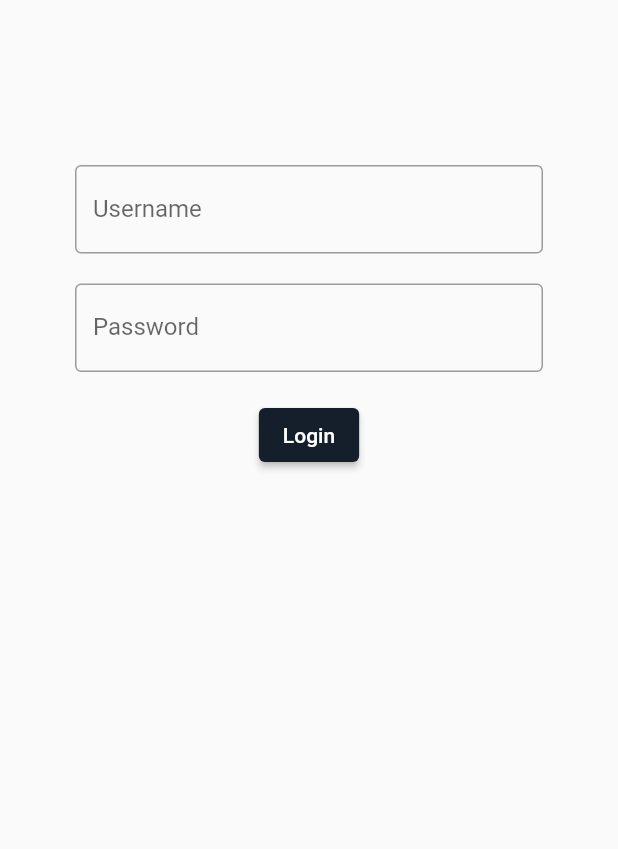
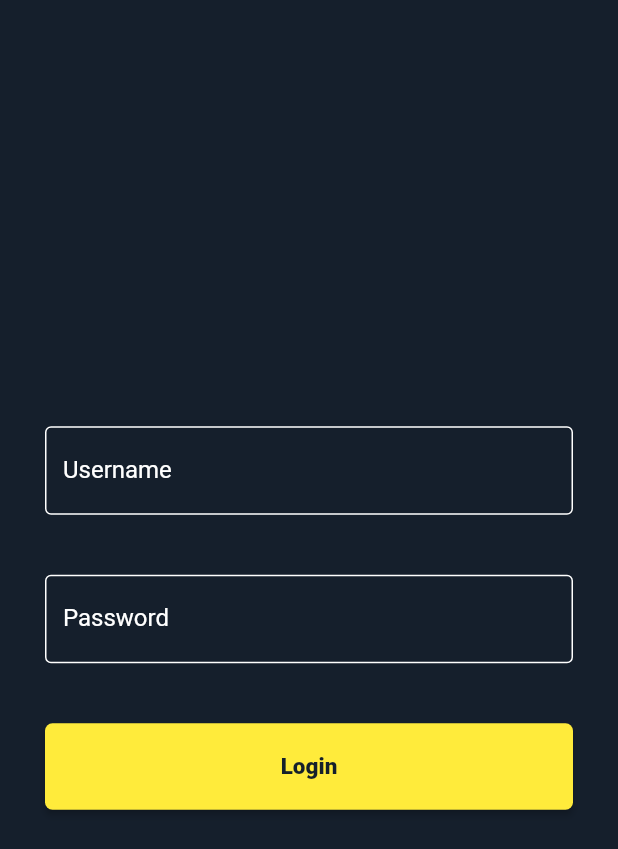
Before and after one commit to DamiduShalinda/loanManagmentApp, a Flutter app: the screen it shows after launch, after a tap on "Login", on a phone screen of 412 x 824 dp. Shown: the top 849 px of the screen. Run offline on Flutter 3.47's test engine with Material 2 defaults, Android fonts, the phone set to English and light mode, and no system bars; our stand-ins replace flutter_secure_storage, flutter_svg, get, google_nav_bar, jwt_decoder, shared_preferences; network calls fail.

Commit message:
doing some changes to login

```diff
--- a/lib/Pages/staff/login.dart
+++ b/lib/Pages/staff/login.dart
@@ -1,5 +1,6 @@
 import 'package:flutter/foundation.dart';
 import 'package:flutter/material.dart';
+import 'package:flutter_svg/flutter_svg.dart';
 import 'package:get/get.dart';
 import 'package:loan_managment_app/Apis/logincontroller.dart';
 
@@ -13,52 +14,130 @@ class Login extends StatefulWidget {
 class _LoginState extends State<Login> {
 
   LogInController logInController = Get.put(LogInController());
+  final String assetName = 'assets/logo.svg';
+  final _formKey = GlobalKey<FormState>();
+
   @override
   Widget build(BuildContext context) {
     return  Scaffold(
+      backgroundColor: const Color.fromARGB(255, 21, 31, 44)	,
+      resizeToAvoidBottomInset: false,
+      body:  Column(
+        mainAxisAlignment: MainAxisAlignment.center,
+        children: [
+          // SvgPicture.asset(
+          //   assetName,
+          //   colorFilter: const ColorFilter.mode(Colors.yellow, BlendMode.srcIn),
+          //   semanticsLabel: 'A red up arrow',
+          //   width: 150,
+          //   height: 150,
+          //   ),
+          // SizedBox(
+          //   height: MediaQuery.of(context).size.height * 0.05,
+          // ),
 
-      resizeToAvoidBottomInset: false,
-      body:  Padding(
-        padding: const EdgeInsets.only(top: 100, left: 40, right: 40),
-        child: Column(
-          children: [
-             Padding(
-               padding: const EdgeInsets.all(10.0),
+           Padding(
+             padding: const EdgeInsets.symmetric(vertical: 20.0 , horizontal: 30.0),
+             child: Theme(
+                data: ThemeData(
+                  inputDecorationTheme: const InputDecorationTheme(
+                    labelStyle: TextStyle(color: Colors.white),
+                    border: OutlineInputBorder(
+                      borderSide: BorderSide(color: Colors.white)
+                    ),
+                    enabledBorder: OutlineInputBorder(
+                      borderSide: BorderSide(color: Colors.white)
+                    ),
+                    focusedBorder: OutlineInputBorder(
+                      borderSide: BorderSide(color: Colors.white)
+                    ),
+
+                  )
+                ),
                child: TextField(
                 controller: logInController.usernameController,
+                style: const TextStyle(color: Colors.white),
                 decoration: const InputDecoration(
                   border: OutlineInputBorder(),
                   labelText: 'Username'
                 ),
                          ),
              ),
-             Padding(
-               padding: const EdgeInsets.all(10.0),
+           ),
+           Padding(
+             padding: const EdgeInsets.symmetric(vertical: 20.0 , horizontal: 30.0),
+             child: Theme(
+                data: ThemeData(
+                  inputDecorationTheme: const InputDecorationTheme(
+                    labelStyle: TextStyle(color: Colors.white),
+                    border: OutlineInputBorder(
+                      borderSide: BorderSide(color: Colors.white)
+                    ),
+                    enabledBorder: OutlineInputBorder(
+                      borderSide: BorderSide(color: Colors.white)
+                    ),
+                    focusedBorder: OutlineInputBorder(
+                      borderSide: BorderSide(color: Colors.white)
+                    )
+                  )
+                ),
                child: TextField(
                 controller: logInController.passwordController,
+                style: const TextStyle(color: Colors.white),
                 obscureText: true,
                 decoration: const InputDecoration(
-                  border: OutlineInputBorder(),
                   labelText: 'Password'
                 ),
                          ),
              ),
-            Padding(
-              padding: const EdgeInsets.all(8.0),
+           ),
+          Padding(
+             padding: const EdgeInsets.symmetric(vertical: 20.0 , horizontal: 30.0),
+            child: SizedBox(
+              width: double.infinity,
+              height: MediaQuery.of(context).size.height * 0.07,
               child: ElevatedButton(
+                style: ElevatedButton.styleFrom(
+
+                  backgroundColor: Colors.yellow,
+                  shape: RoundedRectangleBorder(
+                    borderRadius: BorderRadius.circular(5),
+                  ),
+                  padding: const EdgeInsets.symmetric(
+                      vertical: 12.0, horizontal: 32.0),
+                ),
                 onPressed: () {
                   if (kDebugMode) {
                     print("clicked");
                   }
                   logInController.logInWithUsername();
+                  _submitForm();
                   },
-                child: const Text('Login'),
+                child: const Text(
+                  'Login',
+                  style: TextStyle(
+                    fontSize: 15,
+                    color: Color(0xff15202b),
+                    fontWeight: FontWeight.w900,
+                  ),
+                  ),
               ),
             ),
-          ],
-        ),
+          ),
+        ],
       ),
 
     );
   }
+  void _submitForm() {
+
+      // Perform form submission logic here
+
+      // Do something with the form data
+      print('Username:');
+
+      // Reset the form
+      _formKey.currentState?.reset();
+  }
+
 }
--- a/lib/Widgets/listview.dart
+++ b/lib/Widgets/listview.dart
@@ -1,4 +1,3 @@
-import 'package:flutter/foundation.dart';
 import 'package:flutter/material.dart';
 import 'package:loan_managment_app/Widgets/PaymentAlert.dart';
 
--- a/pubspec.yaml
+++ b/pubspec.yaml
@@ -40,6 +40,7 @@ dependencies:
   google_nav_bar: ^5.0.6
   flutter_secure_storage: ^8.0.0
   flutter_conditional_rendering: ^2.0.0
+  flutter_svg: ^2.0.7
 
 dev_dependencies:
   flutter_test:
```
Also changed, not shown: assets/logo.svg (added), pubspec.lock.
